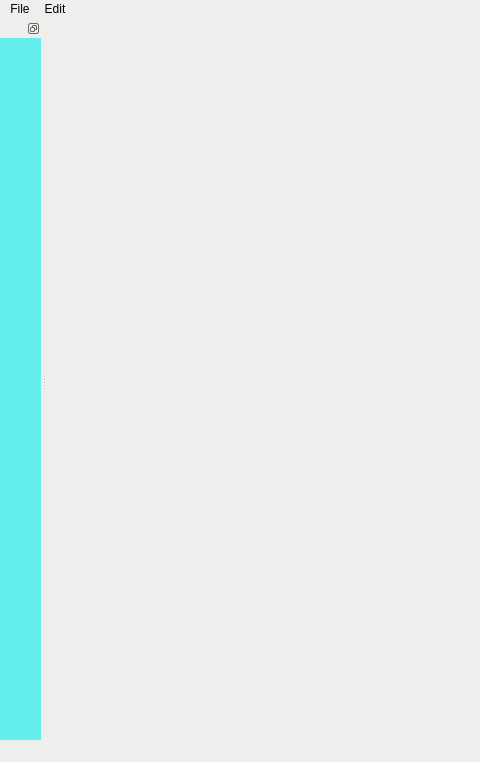
Old version of the form GoTikZ/mainwindow.ui in the repository TTeun/GoTikZ; both pictures show x 0 to 480 and y 0 to 762 of the 1153 by 762 pixel window.
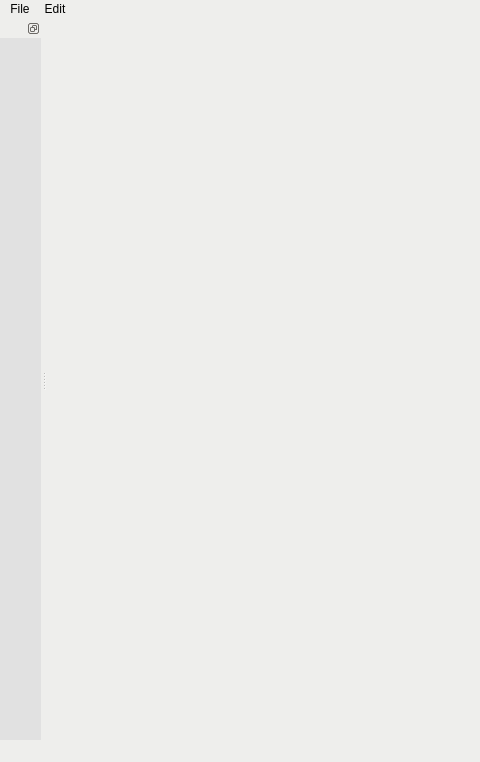
New version of the form. Custom widgets are drawn as their Qt base class.

Diff of the .ui file:
```diff
--- a/GoTikZ/mainwindow.ui
+++ b/GoTikZ/mainwindow.ui
@@ -86,7 +86,7 @@
     <bool>false</bool>
    </property>
    <property name="styleSheet">
-    <string notr="true">background-color: rgb(100, 238, 236)</string>
+    <string notr="true">background-color: rgb(225, 225, 225)</string>
    </property>
    <property name="features">
     <set>QDockWidget::DockWidgetFloatable|QDockWidget::DockWidgetMovable</set>
```
